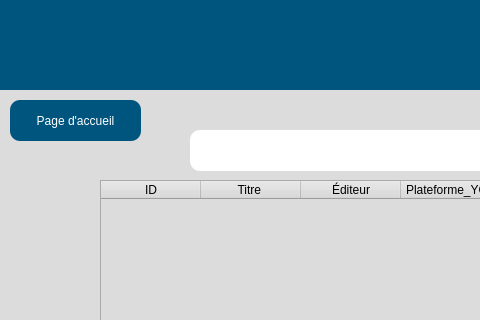
eppenney/eBook-Perpetual-Access-Rights-Tracker, file src/user_interface/French_searchDisplay.ui: the form before one commit; both pictures show x 0 to 480 and y 0 to 320 of the 1176 by 923 pixel window.
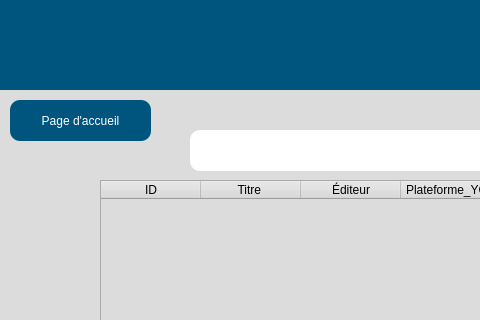
The form after the commit.

Patch:
```diff
--- a/src/user_interface/French_searchDisplay.ui
+++ b/src/user_interface/French_searchDisplay.ui
@@ -30,7 +30,7 @@
      <rect>
       <x>30</x>
       <y>120</y>
-      <width>131</width>
+      <width>141</width>
       <height>41</height>
      </rect>
     </property>
```
